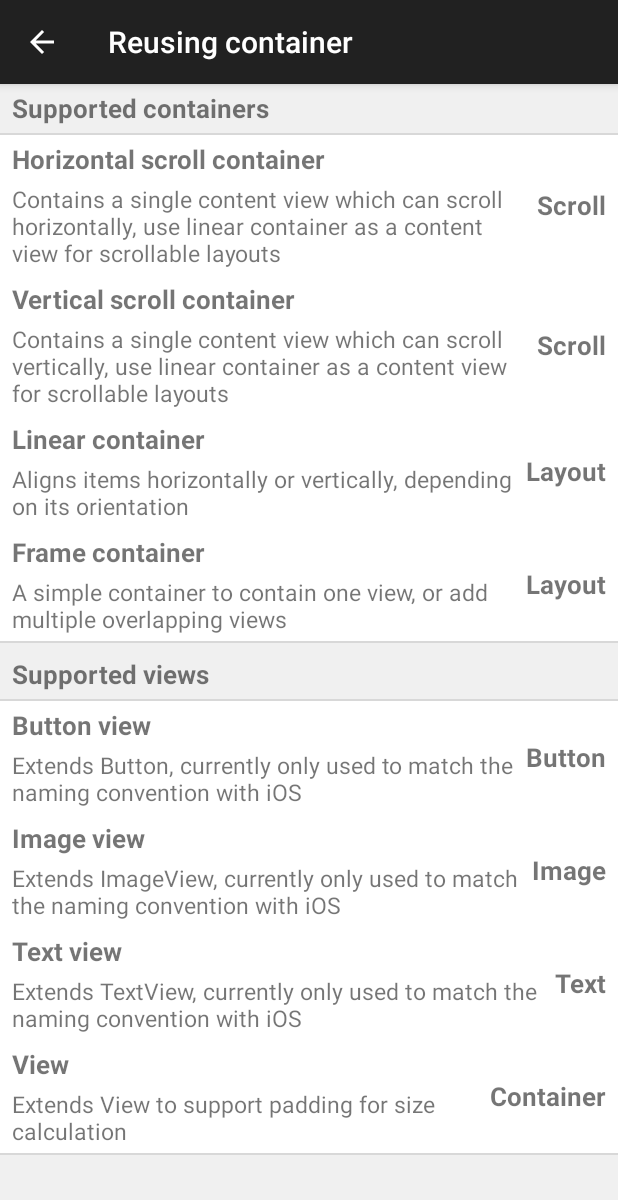
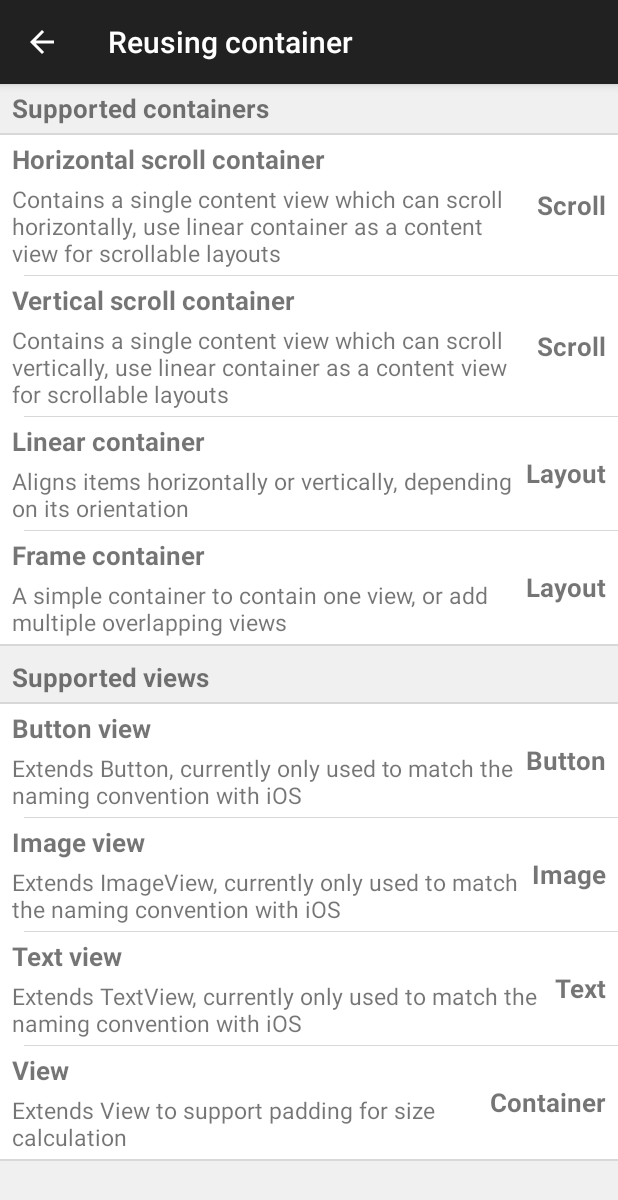
Before and after one commit to crescentflare/UniLayout, an Android app: the ReusingContainerActivity screen opened directly, with no data from a screen before it, on a phone screen of 412 x 824 dp. Shown: the top 1200 px of the screen. Run offline under Robolectric (Android 15) with nearby library versions, the phone set to English and light mode, and no system bars.

Commit message:
Show dividers in list example

```diff
--- a/UniLayoutAndroid/UniLayoutExample/src/main/java/com/crescentflare/unilayoutexample/reusingcontainer/ReusingContainerAdapter.java
+++ b/UniLayoutAndroid/UniLayoutExample/src/main/java/com/crescentflare/unilayoutexample/reusingcontainer/ReusingContainerAdapter.java
@@ -99,6 +99,11 @@ public class ReusingContainerAdapter extends RecyclerView.Adapter<RecyclerView.V
     public void onBindViewHolder(RecyclerView.ViewHolder holder, int position)
     {
         ReusableItem item = items.get(position);
+        ReusableItem nextItem = null;
+        if (position + 1 < items.size())
+        {
+            nextItem = items.get(position + 1);
+        }
         switch (item.getType())
         {
             case Section:
@@ -108,6 +113,7 @@ public class ReusingContainerAdapter extends RecyclerView.Adapter<RecyclerView.V
                 ((ItemView)holder.itemView).setTitle(item.getTitle());
                 ((ItemView)holder.itemView).setAdditional(item.getAdditional());
                 ((ItemView)holder.itemView).setValue(item.getValue());
+                ((ItemView)holder.itemView).showDivider(nextItem != null && nextItem.getType() == ReusableItem.Type.Item);
                 break;
         }
     }
--- a/UniLayoutAndroid/UniLayoutExample/src/main/java/com/crescentflare/unilayoutexample/reusingcontainer/views/ItemView.java
+++ b/UniLayoutAndroid/UniLayoutExample/src/main/java/com/crescentflare/unilayoutexample/reusingcontainer/views/ItemView.java
@@ -24,6 +24,7 @@ public class ItemView extends UniLinearContainer
     private TextView titleView;
     private TextView additionalView;
     private TextView valueView;
+    private View divider;
 
 
     // ---
@@ -34,15 +35,13 @@ public class ItemView extends UniLinearContainer
     {
         super(context);
 
-        int verticalPadding = (int)(getResources().getDisplayMetrics().density * 4);
-        int sidePadding = (int)(getResources().getDisplayMetrics().density * 8);
         LayoutInflater.from(getContext()).inflate(R.layout.view_item, this, true);
-        setPadding(sidePadding, verticalPadding, sidePadding, verticalPadding);
         setBackgroundColor(Color.WHITE);
-        setOrientation(HORIZONTAL);
+        setOrientation(VERTICAL);
         titleView = (TextView)findViewById(R.id.view_item_title);
         additionalView = (TextView)findViewById(R.id.view_item_additional);
         valueView = (TextView)findViewById(R.id.view_item_value);
+        divider = findViewById(R.id.view_item_divider);
     }
 
     @Override
@@ -74,4 +73,9 @@ public class ItemView extends UniLinearContainer
         valueView.setText(text);
         valueView.setVisibility(text.length() > 0 ? VISIBLE : GONE);
     }
+
+    public void showDivider(boolean show)
+    {
+        divider.setVisibility(show ? VISIBLE : GONE);
+    }
 }
--- a/UniLayoutAndroid/UniLayoutExample/src/main/res/layout/view_item.xml
+++ b/UniLayoutAndroid/UniLayoutExample/src/main/res/layout/view_item.xml
@@ -4,8 +4,18 @@
     xmlns:tools="http://schemas.android.com/tools"
     android:layout_width="match_parent"
     android:layout_height="wrap_content"
+    app:uni_orientation="vertical"
+    android:background="#ffffff"
+    tools:parentTag="com.crescentflare.unilayout.containers.UniLinearContainer">
+    <com.crescentflare.unilayout.containers.UniLinearContainer
+        android:layout_width="match_parent"
+        android:layout_height="wrap_content"
         app:uni_orientation="horizontal"
-    tools:parentTag="com.crescentflare.unilayout.containers.UniLinearContainer">
+        android:paddingLeft="8dp"
+        android:paddingRight="8dp"
+        android:paddingTop="4dp"
+        android:paddingBottom="4dp"
+        app:uni_min_height="50dp">
         <com.crescentflare.unilayout.containers.UniLinearContainer
             android:layout_width="0dp"
             android:layout_height="wrap_content"
@@ -32,4 +42,11 @@
             app:uni_gravity="center"
             android:textSize="17sp"
             android:textStyle="bold"/>
+    </com.crescentflare.unilayout.containers.UniLinearContainer>
+    <com.crescentflare.unilayout.views.UniView
+        android:id="@+id/view_item_divider"
+        android:layout_width="match_parent"
+        android:layout_height="1px"
+        android:layout_marginLeft="16dp"
+        android:background="#d8d8d8"/>
 </merge>
```
Lines whose indentation alone changed are shown as unchanged.
